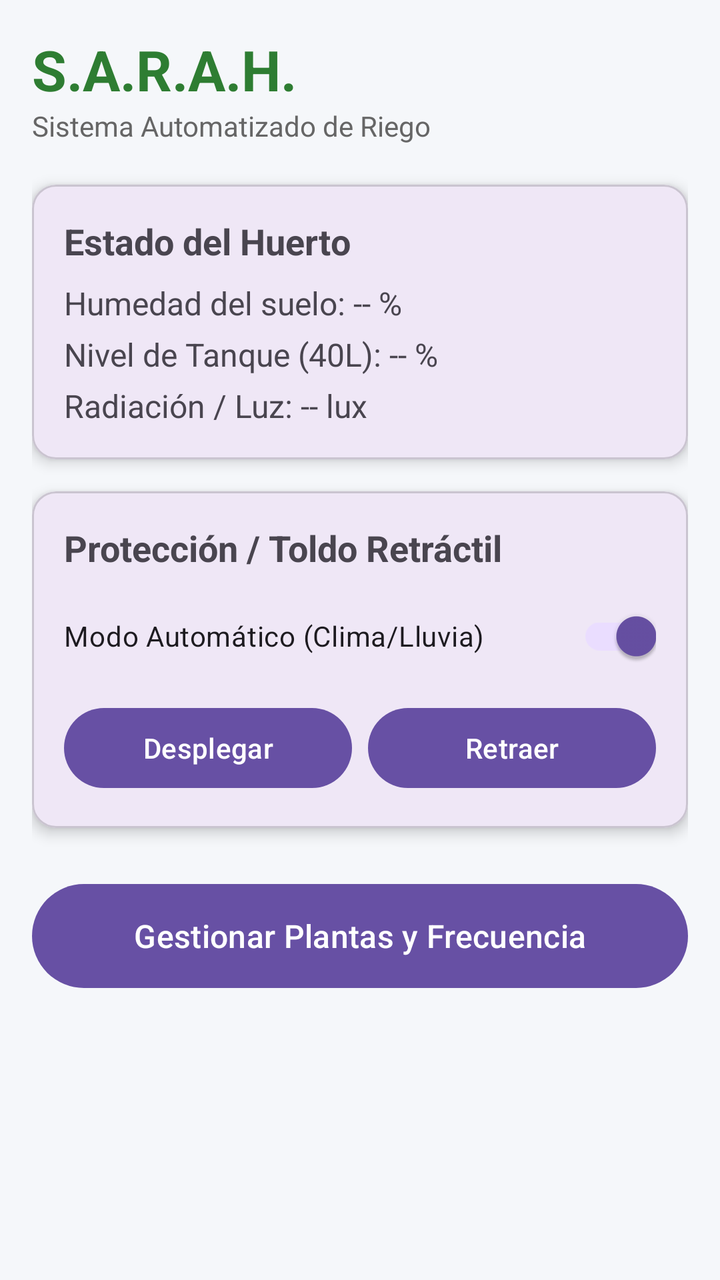
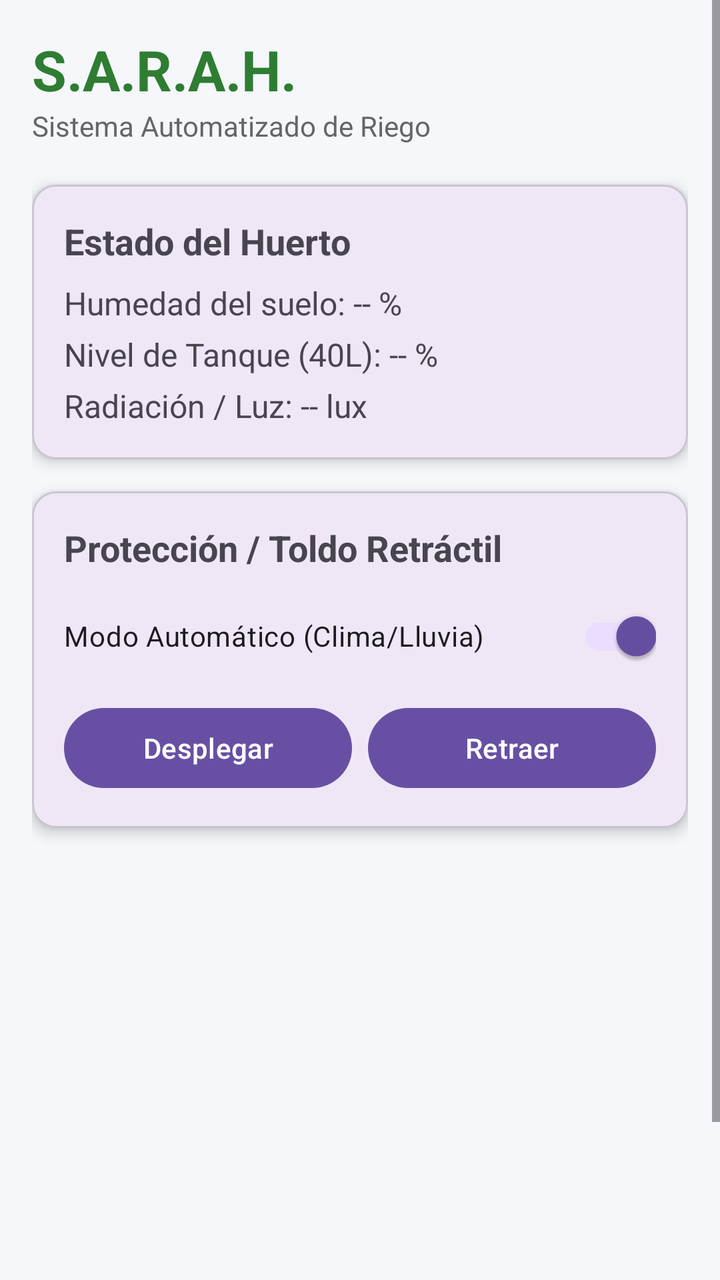

Compare the two renders of this Android layout. The source of the first and the diff that turns it into the second are given below.
<!-- AndroidManifest.xml: application theme Theme.SARAHAPP -->
<!-- res/layout/activity_main.xml -->
<?xml version="1.0" encoding="utf-8"?>
<ScrollView xmlns:android="http://schemas.android.com/apk/res/android"
    xmlns:app="http://schemas.android.com/apk/res-auto"
    xmlns:tools="http://schemas.android.com/tools"
    android:layout_width="match_parent"
    android:layout_height="match_parent"
    android:fillViewport="true"
    android:background="#F5F7FA">

    <androidx.constraintlayout.widget.ConstraintLayout
        android:layout_width="match_parent"
        android:layout_height="wrap_content"
        android:padding="16dp">

        
        <TextView
            android:id="@+id/tvTitle"
            android:layout_width="wrap_content"
            android:layout_height="wrap_content"
            android:text="S.A.R.A.H."
            android:textSize="28sp"
            android:textStyle="bold"
            android:textColor="#2E7D32"
            app:layout_constraintStart_toStartOf="parent"
            app:layout_constraintTop_toTopOf="parent" />

        <TextView
            android:id="@+id/tvSubtitle"
            android:layout_width="wrap_content"
            android:layout_height="wrap_content"
            android:text="Sistema Automatizado de Riego"
            android:textSize="14sp"
            android:textColor="#666666"
            app:layout_constraintStart_toStartOf="parent"
            app:layout_constraintTop_toBottomOf="@id/tvTitle" />

        
        <com.google.android.material.card.MaterialCardView
            android:id="@+id/cardSensors"
            android:layout_width="0dp"
            android:layout_height="wrap_content"
            android:layout_marginTop="20dp"
            app:cardCornerRadius="12dp"
            app:cardElevation="4dp"
            app:layout_constraintEnd_toEndOf="parent"
            app:layout_constraintStart_toStartOf="parent"
            app:layout_constraintTop_toBottomOf="@id/tvSubtitle">

            <LinearLayout
                android:layout_width="match_parent"
                android:layout_height="wrap_content"
                android:orientation="vertical"
                android:padding="16dp">

                <TextView
                    android:layout_width="wrap_content"
                    android:layout_height="wrap_content"
                    android:text="Estado del Huerto"
                    android:textSize="18sp"
                    android:textStyle="bold" />

                <TextView
                    android:id="@+id/tvSoilMoisture"
                    android:layout_width="wrap_content"
                    android:layout_height="wrap_content"
                    android:layout_marginTop="8dp"
                    android:text="Humedad del suelo: -- %"
                    android:textSize="16sp" />

                <TextView
                    android:id="@+id/tvWaterLevel"
                    android:layout_width="wrap_content"
                    android:layout_height="wrap_content"
                    android:layout_marginTop="4dp"
                    android:text="Nivel de Tanque (40L): -- %"
                    android:textSize="16sp" />

                <TextView
                    android:id="@+id/tvSunlight"
                    android:layout_width="wrap_content"
                    android:layout_height="wrap_content"
                    android:layout_marginTop="4dp"
                    android:text="Radiación / Luz: -- lux"
                    android:textSize="16sp" />
            </LinearLayout>
        </com.google.android.material.card.MaterialCardView>

        
        <com.google.android.material.card.MaterialCardView
            android:id="@+id/cardToldo"
            android:layout_width="0dp"
            android:layout_height="wrap_content"
            android:layout_marginTop="16dp"
            app:cardCornerRadius="12dp"
            app:cardElevation="4dp"
            app:layout_constraintEnd_toEndOf="parent"
            app:layout_constraintStart_toStartOf="parent"
            app:layout_constraintTop_toBottomOf="@id/cardSensors">

            <LinearLayout
                android:layout_width="match_parent"
                android:layout_height="wrap_content"
                android:orientation="vertical"
                android:padding="16dp">

                <TextView
                    android:layout_width="wrap_content"
                    android:layout_height="wrap_content"
                    android:text="Protección / Toldo Retráctil"
                    android:textSize="18sp"
                    android:textStyle="bold" />

                <com.google.android.material.switchmaterial.SwitchMaterial
                    android:id="@+id/switchAutoToldo"
                    android:layout_width="match_parent"
                    android:layout_height="wrap_content"
                    android:layout_marginTop="8dp"
                    android:checked="true"
                    android:text="Modo Automático (Clima/Lluvia)" />

                <LinearLayout
                    android:id="@+id/layoutManualToldoControls"
                    android:layout_width="match_parent"
                    android:layout_height="wrap_content"
                    android:layout_marginTop="8dp"
                    android:orientation="horizontal">

                    <Button
                        android:id="@+id/btnOpenToldo"
                        android:layout_width="0dp"
                        android:layout_height="wrap_content"
                        android:layout_weight="1"
                        android:layout_marginEnd="4dp"
                        android:text="Desplegar" />

                    <Button
                        android:id="@+id/btnCloseToldo"
                        android:layout_width="0dp"
                        android:layout_height="wrap_content"
                        android:layout_weight="1"
                        android:layout_marginStart="4dp"
                        android:text="Retraer" />
                </LinearLayout>
            </LinearLayout>
        </com.google.android.material.card.MaterialCardView>

        
        <Button
            android:id="@+id/btnManagePlants"
            android:layout_width="0dp"
            android:layout_height="60dp"
            android:layout_marginTop="24dp"
            android:text="Gestionar Plantas y Frecuencia"
            android:textSize="16sp"
            app:layout_constraintEnd_toEndOf="parent"
            app:layout_constraintStart_toStartOf="parent"
            app:layout_constraintTop_toBottomOf="@id/cardToldo" />

    </androidx.constraintlayout.widget.ConstraintLayout>
</ScrollView>
<!-- resources referenced by this layout -->
<resources>
  <style name="Theme.SARAHAPP" parent="Base.Theme.SARAHAPP" />
  <style name="Base.Theme.SARAHAPP" parent="Theme.Material3.DayNight.NoActionBar">
          
          
      </style>
</resources>

<!-- the commit's change to res/layout/activity_main.xml (unified diff, before → after) -->
@@ -145,14 +145,16 @@
         </com.google.android.material.card.MaterialCardView>
 
         
+
         <Button
             android:id="@+id/btnManagePlants"
             android:layout_width="0dp"
             android:layout_height="60dp"
-            android:layout_marginTop="24dp"
+            android:layout_marginTop="240dp"
             android:text="Gestionar Plantas y Frecuencia"
             android:textSize="16sp"
             app:layout_constraintEnd_toEndOf="parent"
+            app:layout_constraintHorizontal_bias="0.0"
             app:layout_constraintStart_toStartOf="parent"
             app:layout_constraintTop_toBottomOf="@id/cardToldo" />
 
